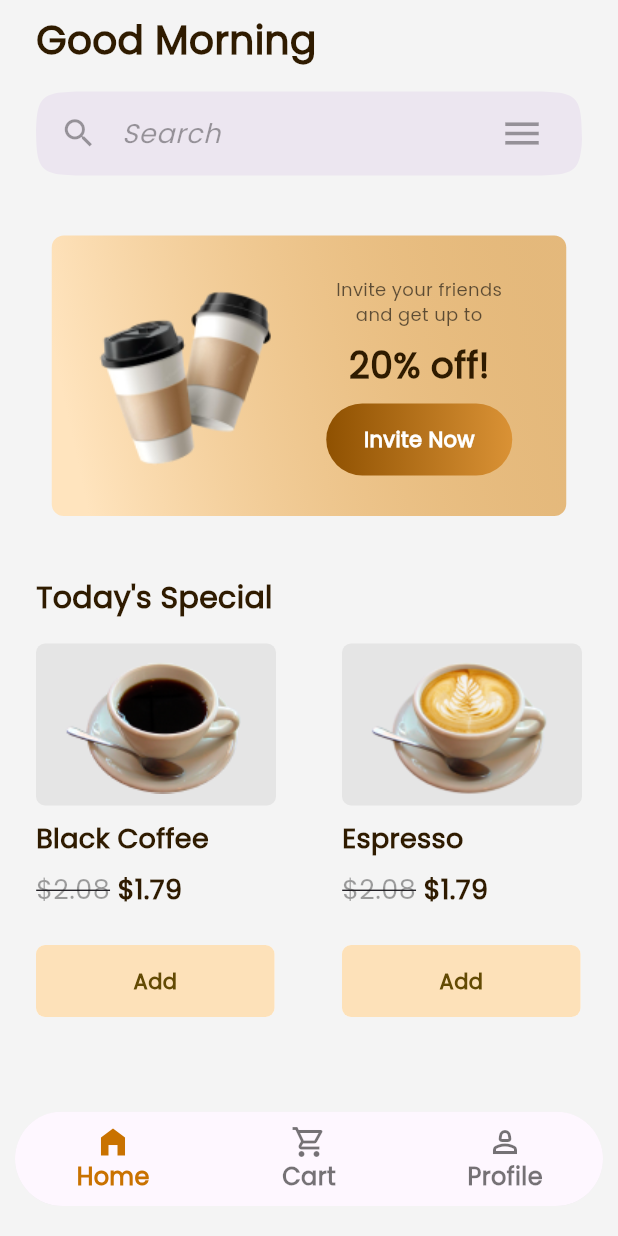
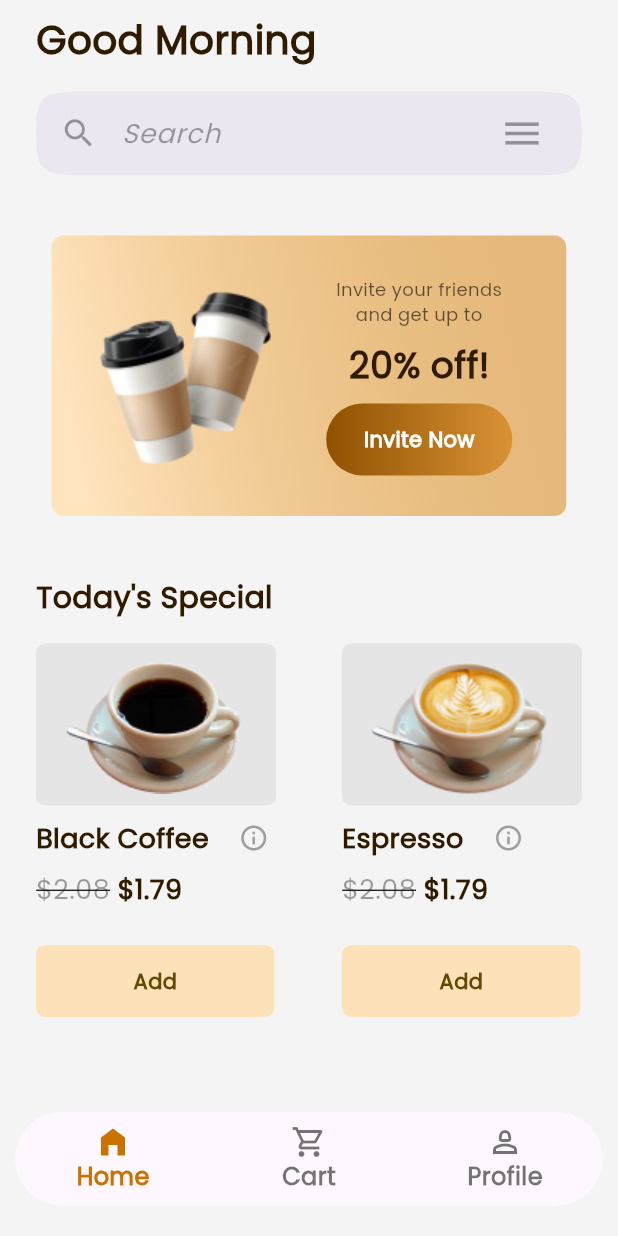
Before and after one commit to skfareeduddin/brewista, a Flutter app: the screen it shows after launch, on a phone screen of 412 x 824 dp. Run offline on Flutter 3.47's test engine with Material 3 defaults, Android fonts, the phone set to English and light mode, and no system bars; our stand-ins replace flutter_svg, sizer.

Commit message:
Added info icon.

```diff
--- a/lib/components/item_card.dart
+++ b/lib/components/item_card.dart
@@ -28,9 +28,9 @@ class ItemCard extends StatelessWidget {
           child: Image.asset(coffee.imagePath),
         ),
         const SizedBox(height: 8.0),
-        Align(
-          alignment: Alignment.centerLeft,
-          child: Text(
+        Row(
+          children: [
+            Text(
               coffee.name,
               style: const TextStyle(
                 color: Color(0xFF2F1B00),
@@ -40,6 +40,20 @@ class ItemCard extends StatelessWidget {
                 height: 0,
               ),
             ),
+            const SizedBox(
+              width: 20.0,
+            ),
+            GestureDetector(
+              onTap: () {
+                // TODO: make an info screen and add onTap functionality
+              },
+              child: const Icon(
+                Icons.info_outline,
+                color: Colors.grey,
+                size: 20,
+              ),
+            ),
+          ],
         ),
         const SizedBox(height: 8.0),
         Text.rich(
```
Lines whose indentation alone changed are shown as unchanged.
